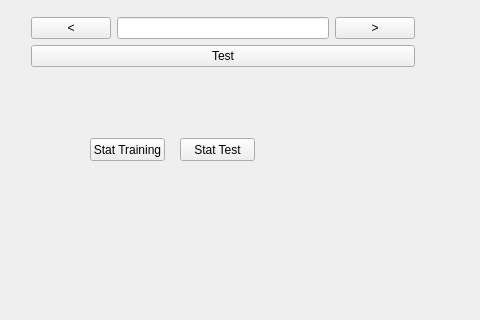
arielbernal/research, file rgNN/rgNN/mainwindow.ui: the form before one commit; both pictures show x 0 to 480 and y 471 to 791 of the 1148 by 1053 pixel window.
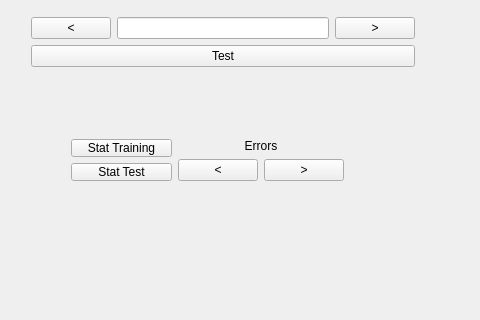
The form after the commit. Icons and pictures are not drawn. Custom widgets are drawn as their Qt base class.

Patch:
```diff
--- a/rgNN/rgNN/mainwindow.ui
+++ b/rgNN/rgNN/mainwindow.ui
@@ -149,31 +149,67 @@
      </item>
     </layout>
    </widget>
-   <widget class="QPushButton" name="btnStatTraining">
+   <widget class="QWidget" name="">
     <property name="geometry">
      <rect>
-      <x>90</x>
-      <y>580</y>
-      <width>75</width>
-      <height>23</height>
+      <x>60</x>
+      <y>570</y>
+      <width>295</width>
+      <height>64</height>
      </rect>
     </property>
-    <property name="text">
-     <string>Stat Training</string>
-    </property>
-   </widget>
-   <widget class="QPushButton" name="btnStatTest">
-    <property name="geometry">
-     <rect>
-      <x>180</x>
-      <y>580</y>
-      <width>75</width>
-      <height>23</height>
-     </rect>
-    </property>
-    <property name="text">
-     <string>Stat Test</string>
-    </property>
+    <layout class="QHBoxLayout" name="horizontalLayout_3">
+     <item>
+      <layout class="QVBoxLayout" name="verticalLayout_5">
+       <item>
+        <widget class="QPushButton" name="btnStatTraining">
+         <property name="text">
+          <string>Stat Training</string>
+         </property>
+        </widget>
+       </item>
+       <item>
+        <widget class="QPushButton" name="btnStatTest">
+         <property name="text">
+          <string>Stat Test</string>
+         </property>
+        </widget>
+       </item>
+      </layout>
+     </item>
+     <item>
+      <layout class="QVBoxLayout" name="verticalLayout_6">
+       <item>
+        <widget class="QLabel" name="label">
+         <property name="text">
+          <string>Errors</string>
+         </property>
+         <property name="alignment">
+          <set>Qt::AlignCenter</set>
+         </property>
+        </widget>
+       </item>
+       <item>
+        <layout class="QHBoxLayout" name="horizontalLayout_2">
+         <item>
+          <widget class="QPushButton" name="btnErrPrev">
+           <property name="text">
+            <string>&lt;</string>
+           </property>
+          </widget>
+         </item>
+         <item>
+          <widget class="QPushButton" name="btnErrNext">
+           <property name="text">
+            <string>&gt;</string>
+           </property>
+          </widget>
+         </item>
+        </layout>
+       </item>
+      </layout>
+     </item>
+    </layout>
    </widget>
   </widget>
   <widget class="QMenuBar" name="menuBar">
```
Left out of the diff: 2 changed lines with no effect on the pictures.
